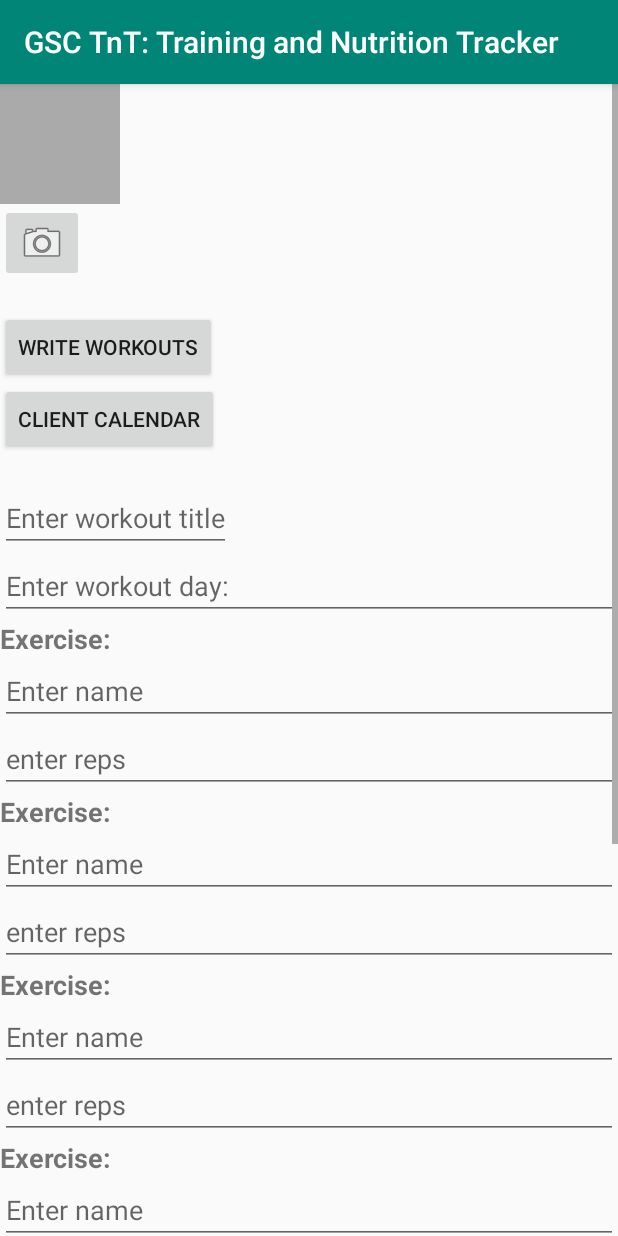
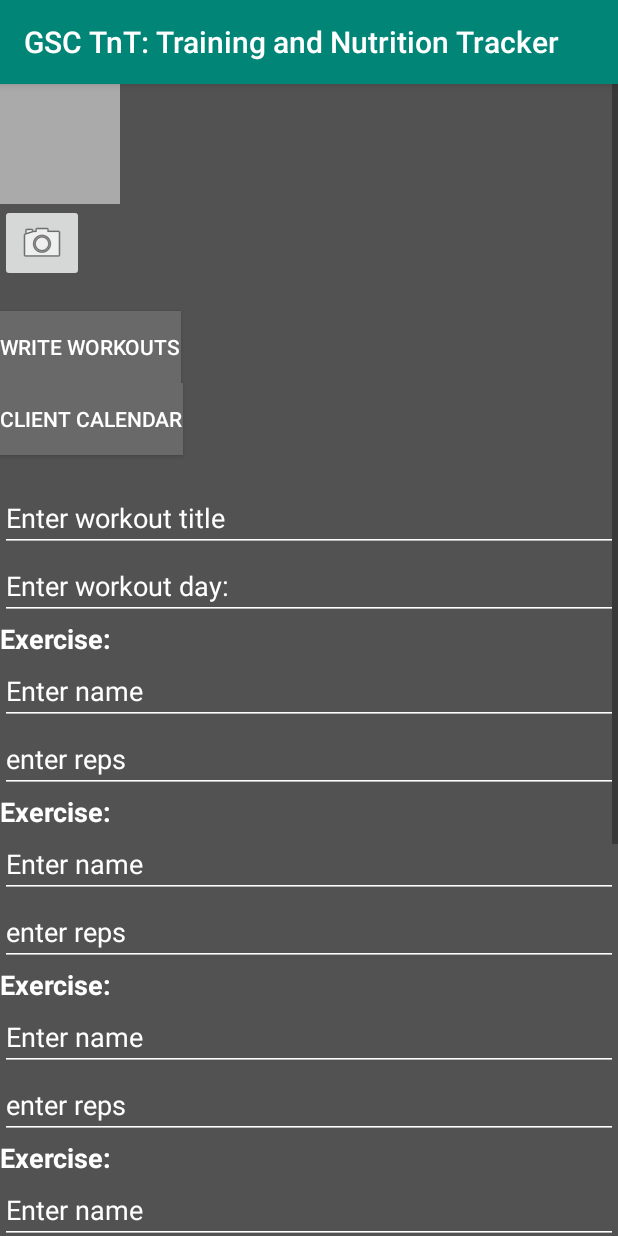
Before and after one commit to ultimatezachgrafton/GSCTrainingandNutritionTracker, an Android app: the fragment AdminClientProfileFragment placed in its activity, on a phone screen of 412 x 824 dp. Run offline under Robolectric (Android 15) with nearby library versions, the phone set to English and light mode, and no system bars; our stand-ins replace Firebase (no records; nobody signed in at launch, a user with empty details on screens opened directly), data binding.

Commit message:
Design prototype

```diff
--- a/app/src/main/res/layout/fragment_admin_client_profile.xml
+++ b/app/src/main/res/layout/fragment_admin_client_profile.xml
@@ -1,5 +1,6 @@
 <?xml version="1.0" encoding="utf-8"?>
-<layout xmlns:android="http://schemas.android.com/apk/res/android">
+<layout xmlns:android="http://schemas.android.com/apk/res/android"
+    xmlns:app="http://schemas.android.com/apk/res-auto">
     <data>
         <import type="android.view.View"/>
         <variable
@@ -58,6 +59,7 @@
 
     <LinearLayout
         android:orientation="vertical" android:layout_width="match_parent"
+        android:background="#525252"
         android:layout_height="match_parent">
 
         <ImageView
@@ -75,6 +77,7 @@
             android:layout_below="@id/client_photo"/>
 
         <TextView
+            android:textColor="@android:color/white"
             android:id="@+id/tvClientName"
             android:text="@{client.clientName}"
             android:layout_width="wrap_content"
@@ -82,6 +85,8 @@
             android:layout_below="@id/bCamera" />
 
         <Button
+            android:background="#696969"
+            android:textColor="@android:color/white"
             android:id="@+id/bWriteWorkouts"
             android:layout_width="wrap_content"
             android:layout_height="wrap_content"
@@ -89,6 +94,8 @@
             android:onClick="@{()->viewmodel.writeToWorkouts(user, exercise, exercise2, exercise3, exercise4, exercise5, exercise6, exercise7, workoutDay, workoutTitle)}"/>
 
         <Button
+            android:background="#696969"
+            android:textColor="@android:color/white"
             android:id="@+id/bToDatePicker"
             android:layout_width="wrap_content"
             android:layout_height="wrap_content"
@@ -97,16 +104,19 @@
             android:onClick="@{()->fragment.toDatePicker()}"/>
 
         <TextView
+            android:textColor="@android:color/white"
             android:layout_width="wrap_content"
             android:layout_height="wrap_content"
             android:id="@+id/tvWorkoutTitle"/>
 
-        <EditText
-            android:layout_width="wrap_content"
+        <androidx.appcompat.widget.AppCompatEditText
+            android:id="@+id/etWorkoutTitle"
+            android:layout_width="match_parent"
             android:layout_height="wrap_content"
-            android:id="@+id/etWorkoutTitle"
             android:hint="Enter workout title"
-            android:text="@={workoutTitle}"/>
+            android:text="@={workoutTitle}"
+            android:textColorHint="@android:color/white"
+            android:backgroundTint="@android:color/white"/>
 
         <EditText
             android:layout_width="match_parent"
@@ -114,9 +124,12 @@
             android:id="@+id/etDay"
             android:singleLine="true"
             android:hint="@string/enterDay"
+            android:textColorHint="@android:color/white"
+            android:backgroundTint="@android:color/white"
             android:text="@={workoutDay}"/>
 
         <TextView
+            android:textColor="@android:color/white"
             android:id="@+id/tvExerciseNum"
             android:layout_width="wrap_content"
             android:layout_height="wrap_content"
@@ -131,6 +144,8 @@
             android:hint="Enter name"
             android:inputType="text"
             android:singleLine="true"
+            android:textColorHint="@android:color/white"
+            android:backgroundTint="@android:color/white"
             android:text="@={exercise.exerciseName}"/>
 
         <EditText
@@ -138,14 +153,19 @@
             android:layout_height="wrap_content"
             android:id="@+id/etReps"
             android:hint="enter reps"
+            android:textColorHint="@android:color/white"
+            android:backgroundTint="@android:color/white"
             android:text="@={exercise.reps}"/>
 
         <TextView
+            android:textColor="@android:color/white"
             android:id="@+id/tvExerciseNum2"
             android:layout_width="wrap_content"
             android:layout_height="wrap_content"
             android:text="@string/exercise"
             android:textSize="18sp"
+            android:textColorHint="@android:color/white"
+            android:backgroundTint="@android:color/white"
             android:textStyle="bold" />
 
         <EditText
@@ -155,6 +175,8 @@
             android:hint="Enter name"
             android:inputType="text"
             android:singleLine="true"
+            android:textColorHint="@android:color/white"
+            android:backgroundTint="@android:color/white"
             android:text="@={exercise2.exerciseName}"/>
 
         <EditText
@@ -162,9 +184,12 @@
             android:layout_height="wrap_content"
             android:id="@+id/etReps2"
             android:hint="enter reps"
+            android:textColorHint="@android:color/white"
+            android:backgroundTint="@android:color/white"
             android:text="@={exercise2.reps}"/>
 
         <TextView
+            android:textColor="@android:color/white"
             android:id="@+id/tvExerciseNum3"
             android:layout_width="wrap_content"
             android:layout_height="wrap_content"
@@ -179,16 +204,21 @@
             android:hint="Enter name"
             android:inputType="text"
             android:singleLine="true"
+            android:textColorHint="@android:color/white"
+            android:backgroundTint="@android:color/white"
             android:text="@={exercise3.exerciseName}"/>
 
         <EditText
             android:layout_width="match_parent"
             android:layout_height="wrap_content"
             android:id="@+id/etReps3"
+            android:textColorHint="@android:color/white"
+            android:backgroundTint="@android:color/white"
             android:hint="enter reps"
             android:text="@={exercise3.reps}"/>
 
         <TextView
+            android:textColor="@android:color/white"
             android:id="@+id/tvExerciseNum4"
             android:layout_width="wrap_content"
             android:layout_height="wrap_content"
@@ -203,6 +233,8 @@
             android:hint="Enter name"
             android:inputType="text"
             android:singleLine="true"
+            android:textColorHint="@android:color/white"
+            android:backgroundTint="@android:color/white"
             android:text="@={exercise4.exerciseName}"/>
 
         <EditText
@@ -210,9 +242,12 @@
             android:layout_height="wrap_content"
             android:id="@+id/etReps4"
             android:hint="enter reps"
+            android:textColorHint="@android:color/white"
+            android:backgroundTint="@android:color/white"
             android:text="@={exercise4.reps}"/>
 
         <TextView
+            android:textColor="@android:color/white"
             android:id="@+id/tvExerciseNum5"
             android:layout_width="wrap_content"
             android:layout_height="wrap_content"
@@ -227,6 +262,8 @@
             android:hint="Enter name"
             android:inputType="text"
             android:singleLine="true"
+            android:textColorHint="@android:color/white"
+            android:backgroundTint="@android:color/white"
             android:text="@={exercise5.exerciseName}"/>
 
         <EditText
@@ -234,9 +271,12 @@
             android:layout_height="wrap_content"
             android:id="@+id/etReps5"
             android:hint="enter reps"
+            android:textColorHint="@android:color/white"
+            android:backgroundTint="@android:color/white"
             android:text="@={exercise5.reps}"/>
 
         <TextView
+            android:textColor="@android:color/white"
             android:id="@+id/tvExerciseNum6"
             android:layout_width="wrap_content"
             android:layout_height="wrap_content"
@@ -251,6 +291,8 @@
             android:hint="Enter name"
             android:inputType="text"
             android:singleLine="true"
+            android:textColorHint="@android:color/white"
+            android:backgroundTint="@android:color/white"
             android:text="@={exercise6.exerciseName}"/>
 
         <EditText
@@ -258,9 +300,12 @@
             android:layout_height="wrap_content"
             android:id="@+id/etReps6"
             android:hint="enter reps"
+            android:textColorHint="@android:color/white"
+            android:backgroundTint="@android:color/white"
             android:text="@={exercise6.reps}"/>
 
         <TextView
+            android:textColor="@android:color/white"
             android:id="@+id/tvExerciseNum7"
             android:layout_width="wrap_content"
             android:layout_height="wrap_content"
@@ -275,6 +320,8 @@
             android:hint="Enter name"
             android:inputType="text"
             android:singleLine="true"
+            android:textColorHint="@android:color/white"
+            android:backgroundTint="@android:color/white"
             android:text="@={exercise7.exerciseName}"/>
 
         <EditText
@@ -282,6 +329,8 @@
             android:layout_height="wrap_content"
             android:id="@+id/etReps7"
             android:hint="enter reps"
+            android:textColorHint="@android:color/white"
+            android:backgroundTint="@android:color/white"
             android:text="@={exercise7.reps}"/>
 
     </LinearLayout>
```
